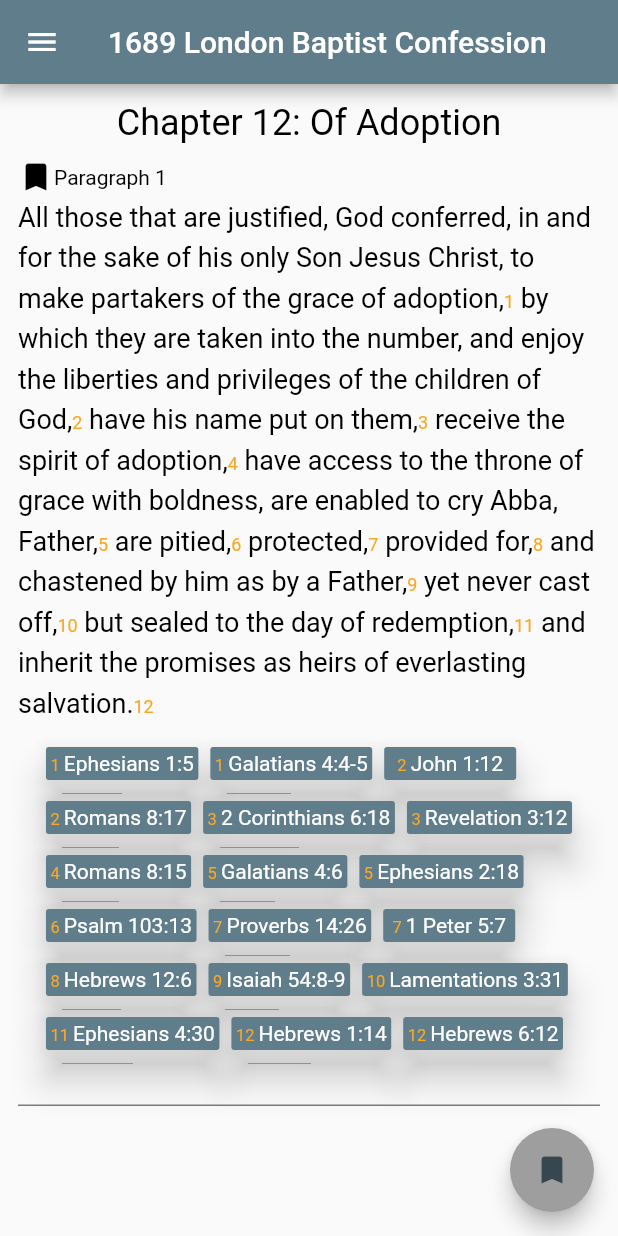
After one commit to benhcleve/1689ConfessionFlutter, a Flutter app: the Chapter12 screen opened directly, on a phone screen of 412 x 824 dp. The commit adds this screen. Run offline on Flutter 3.47's test engine with Material 2 defaults, Android fonts, the phone set to English and light mode, and no system bars; drawn by our look-alikes of flutter_speed_dial; network calls fail.

Commit message:
Chapter 13 complete

```diff
--- a/lib/Components/page_layout.dart
+++ b/lib/Components/page_layout.dart
@@ -1,6 +1,5 @@
 import 'package:confession_app/Data/settings.dart';
-import 'package:confession_app/Screens/chapter_10.dart';
-import 'package:confession_app/Screens/chapter_9.dart';
+import 'package:confession_app/Screens/chapter_13.dart';
 import 'package:confession_app/Screens/settings_screen.dart';
 import 'package:flutter/material.dart';
 import 'package:confession_app/Components/page_route.dart';
@@ -14,6 +13,10 @@ import 'package:confession_app/Screens/chapter_5.dart';
 import 'package:confession_app/Screens/chapter_6.dart';
 import 'package:confession_app/Screens/chapter_7.dart';
 import 'package:confession_app/Screens/chapter_8.dart';
+import 'package:confession_app/Screens/chapter_9.dart';
+import 'package:confession_app/Screens/chapter_10.dart';
+import 'package:confession_app/Screens/chapter_11.dart';
+import 'package:confession_app/Screens/chapter_12.dart';
 
 class Layout {
   static TextStyle chapterTitleStyle = new TextStyle(fontSize: 24);
@@ -123,6 +126,9 @@ class Layout {
           drawerButton(context, "Chapter 8", Chapter8()),
           drawerButton(context, "Chapter 9", Chapter9()),
           drawerButton(context, "Chapter 10", Chapter10()),
+          drawerButton(context, "Chapter 11", Chapter11()),
+          drawerButton(context, "Chapter 12", Chapter12()),
+          drawerButton(context, "Chapter 13", Chapter13()),
           drawerButton(context, "Settings", SettingsScreen()),
         ],
       ),
--- a/lib/Data/confession_data.dart
+++ b/lib/Data/confession_data.dart
@@ -324,3 +324,69 @@ class ChapterTenData {
   static var p4Sec14 =
       " much less can men that do not receive the Christian religion be saved; be they never so diligent to frame their lives according to the light of nature and the law of that religion they do profess.";
 }
+
+class ChapterElevenData {
+  //Paragraph 1
+  static var p1Sec1 = "Those whom God effectually calls, he also freely justifies,";
+  static var p1Sec2 = " not by infusing righteousness into them, but by pardoning their sins, and by accounting and accepting their persons as righteous;";
+  static var p1Sec3 = " not for anything wrought in them, or done by them, but for Christ's sake alone;";
+  static var p1Sec4 =
+      " not by imputing faith itself, the act of believing, or any other evangelical obedience to them, as their righteousness; but by imputing Christ's active obedience unto the whole law, and passive obedience in his death for their whole and sole righteousness by faith,";
+  static var p1Sec5 = " which faith they have not of themselves; it is the gift of God.";
+
+  //Paragraph 2
+  static var p2Sec6 = "Faith thus receiving and resting on Christ and his righteousness, is the alone instrument of justification;";
+  static var p2Sec7 = " yet is not alone in the person justified, but is ever accompanied with all other saving graces, and is no dead faith, but works by love.";
+
+  //Paragraph 3
+  static var p3Sec8 =
+      "Christ, by his obedience and death, did fully discharge the debt of all those who are justified; and did, by the sacrifice of himself in the blood of his cross, undergoing in their stead the penalty due to them, make a proper, real, and full satisfaction to God’s justice in their behalf;";
+  static var p3Sec9 = " yet, in as much as he was given by the Father for them, and his obedience and satisfaction accepted in their stead, and both freely, not for anything in them,";
+  static var p3Sec10 = " their justification is only of free grace, that both the exact justice and rich grace of God might be glorified in the justification of sinners.";
+
+  //Paragraph 4
+  static var p4Sec11 = "God did from all eternity decree to justify all the elect,";
+  static var p4Sec12 = " and Christ did in the fullness of time die for their sins, and rise again for their justification;";
+  static var p4Sec13 = " nevertheless, they are not justified personally, until the Holy Spirit in time does actually apply Christ to them.";
+
+  //Paragraph 5
+  static var p5Sec14 = "God continues to forgive the sins of those that are justified,";
+  static var p5Sec15 = " and although they can never fall from the state of justification,";
+  static var p5Sec16 = " yet they may, by their sins, fall under God’s fatherly displeasure;";
+  static var p5Sec17 = " and in that condition they usually do not have the light of his countenance restored to them, until they humble themselves, beg pardon, and renew their faith and repentance.";
+
+  //Paragraph 6
+  static var p6Sec18 = "The justification of believers under the Old Testament was, in all these respects, one and the same with the justification of believers under the New Testament.";
+}
+
+class ChapterTwelveData {
+  static var p1Sec1 = "All those that are justified, God conferred, in and for the sake of his only Son Jesus Christ, to make partakers of the grace of adoption,";
+  static var p1Sec2 = " by which they are taken into the number, and enjoy the liberties and privileges of the children of God,";
+  static var p1Sec3 = " have his name put on them,";
+  static var p1Sec4 = " receive the spirit of adoption,";
+  static var p1Sec5 = " have access to the throne of grace with boldness, are enabled to cry Abba, Father,";
+  static var p1Sec6 = " are pitied,";
+  static var p1Sec7 = " protected,";
+  static var p1Sec8 = " provided for,";
+  static var p1Sec9 = " and chastened by him as by a Father,";
+  static var p1Sec10 = " yet never cast off,";
+  static var p1Sec11 = " but sealed to the day of redemption,";
+  static var p1Sec12 = " and inherit the promises as heirs of everlasting salvation.";
+}
+
+class ChapterThirteenData {
+  static var p1Sec1 =
+      "They who are united to Christ, effectually called, and regenerated, having a new heart and a new spirit created in them through the virtue of Christ's death and resurrection, are also farther sanctified, really and personally,";
+  static var p1Sec2 = " through the same virtue, by his Word and Spirit dwelling in them;";
+  static var p1Sec3 = " the dominion of the whole body of sin is destroyed,";
+  static var p1Sec4 = " and the several lusts of it are more and more weakened and mortified,";
+  static var p1Sec5 = " and they more and more quickened and strengthened in all saving graces,";
+  static var p1Sec6 = " to the practice of all true holiness, without which no man shall see the Lord.";
+  static var p2Sec7 = "This sanctification is throughout the whole man,";
+  static var p2Sec8 = " yet imperfect in this life; there abides still some remnants of corruption in every part,";
+  static var p2Sec9 = " wherefrom arises a continual and irreconcilable war; the flesh lusting against the Spirit, and the Spirit against the flesh.";
+  static var p3Sec10 = "In which war, although the remaining corruption for a time may much prevail,";
+  static var p3Sec11 = " yet, through the continual supply of strength from the sanctifying Spirit of Christ, the regenerate part does overcome;";
+  static var p3Sec12 =
+      " and so the saints grow in grace, perfecting holiness in the fear of God, pressing after an heavenly life, in evangelical obedience to all the commands which Christ as Head and King, in his Word has prescribed to them.";
+}
--- /dev/null
+++ b/lib/Screens/chapter_11.dart
@@ -0,0 +1,119 @@
+import 'package:confession_app/Components/bible_verse_button.dart';
+import 'package:confession_app/Components/page_layout.dart';
+import 'package:confession_app/Data/confession_data.dart';
+import 'package:flutter/material.dart';
+
+class Chapter11 extends StatelessWidget {
+  @override
+  Widget build(BuildContext context) {
+    Key par1 = GlobalKey();
+    Key par2 = GlobalKey();
+    Key par3 = GlobalKey();
+    Key par4 = GlobalKey();
+    Key par5 = GlobalKey();
+    Key par6 = GlobalKey();
+
+    return Scaffold(
+      appBar: Layout.defaultAppBar(),
+      drawer: Layout.defaultDrawer(context),
+      floatingActionButton: Layout.paragraphButton([par1, par2, par3, par4, par5, par6]),
+      body: SingleChildScrollView(
+        child: Padding(
+          padding: const EdgeInsets.all(12.0),
+          child: SafeArea(
+            child: Column(
+              children: [
+                Layout.cTitle("Chapter 11: Of Justification"),
+
+                //PARAGRAPH 1
+                Layout.paragraph(Layout.pTitle(1, par1), [
+                  Layout.pSection(ChapterElevenData.p1Sec1, 1),
+                  Layout.pSection(ChapterElevenData.p1Sec2, 2),
+                  Layout.pSection(ChapterElevenData.p1Sec3, 3),
+                  Layout.pSection(ChapterElevenData.p1Sec4, 4),
+                  Layout.pSection(ChapterElevenData.p1Sec5, 5),
+                ], [
+                  BibleVerse.button(context, 1, "Romans 3:24"),
+                  BibleVerse.button(context, 1, "Romans 8:30"),
+                  BibleVerse.button(context, 2, "Romans 4:5-8"),
+                  BibleVerse.button(context, 2, "Ephesians 1:7"),
+                  BibleVerse.button(context, 3, "1 Corinthians 1:30-31"),
+                  BibleVerse.button(context, 3, "Romans 5:17-19"),
+                  BibleVerse.button(context, 4, "Philippians 3:8-9"),
+                  BibleVerse.button(context, 4, "Ephesians 2:8-10"),
+                  BibleVerse.button(context, 5, "John 1:12"),
+                  BibleVerse.button(context, 5, "Romans 5:17"),
+                ]),
+
+                //PARAGRAPH 2
+                Layout.paragraph(Layout.pTitle(2, par2), [
+                  Layout.pSection(ChapterElevenData.p2Sec6, 6),
+                  Layout.pSection(ChapterElevenData.p2Sec7, 7),
+                ], [
+                  BibleVerse.button(context, 6, "Romans 3:28"),
+                  BibleVerse.button(context, 7, "Galatians 5:6"),
+                  BibleVerse.button(context, 7, "James 2:17"),
+                  BibleVerse.button(context, 7, "James 2:22"),
+                  BibleVerse.button(context, 7, "James 2:26"),
+                ]),
+
+                //PARAGRAPH 3
+                Layout.paragraph(Layout.pTitle(3, par3), [
+                  Layout.pSection(ChapterElevenData.p3Sec8, 8),
+                  Layout.pSection(ChapterElevenData.p3Sec9, 9),
+                  Layout.pSection(ChapterElevenData.p3Sec10, 10),
+                ], [
+                  BibleVerse.button(context, 8, "Hebrews 10:14"),
+                  BibleVerse.button(context, 8, "1 Peter 1:18-19"),
+                  BibleVerse.button(context, 8, "Isaiah 53:5-6"),
+                  BibleVerse.button(context, 9, "Romans 8:32"),
+                  BibleVerse.button(context, 9, "2 Corinthians 5:21"),
+                  BibleVerse.button(context, 10, "Romans 8:32"),
+                  BibleVerse.button(context, 10, "Ephesians 1:6-7"),
+                  BibleVerse.button(context, 10, "Ephesians 2:7"),
+                ]),
+
+                //PARAGRAPH 4
+                Layout.paragraph(Layout.pTitle(4, par4), [
+                  Layout.pSection(ChapterElevenData.p4Sec11, 11),
+                  Layout.pSection(ChapterElevenData.p4Sec12, 12),
+                  Layout.pSection(ChapterElevenData.p4Sec13, 13),
+                ], [
+                  BibleVerse.button(context, 11, "Galatians 3:8"),
+                  BibleVerse.button(context, 11, "1 Peter 1:2"),
+                  BibleVerse.button(context, 11, "1 Timothy 2:6"),
+                  BibleVerse.button(context, 12, "Romans 4:25"),
+                  BibleVerse.button(context, 13, "Colossians 1:21-22"),
+                  BibleVerse.button(context, 13, "Titus 3:4-7"),
+                ]),
+                //PARAGRAPH 5
+                Layout.paragraph(Layout.pTitle(5, par5), [
+                  Layout.pSection(ChapterElevenData.p5Sec14, 14),
+                  Layout.pSection(ChapterElevenData.p5Sec15, 15),
+                  Layout.pSection(ChapterElevenData.p5Sec16, 16),
+                  Layout.pSection(ChapterElevenData.p5Sec17, 17),
+                ], [
+                  BibleVerse.button(context, 14, "Matthew 6:12"),
+                  BibleVerse.button(context, 14, "1 John 1:7"),
+                  BibleVerse.button(context, 14, "1 John 1:9"),
+                  BibleVerse.button(context, 15, "John 10:28"),
+                  BibleVerse.button(context, 16, "Psalm 89:31-33"),
+                  BibleVerse.button(context, 17, "Psalm 32:5"),
+                  BibleVerse.button(context, 17, "Psalm 51"),
+                  BibleVerse.button(context, 17, "Matthew 26:75"),
+                ]),
+                //PARAGRAPH 6
+                Layout.paragraph(Layout.pTitle(6, par6), [
+                  Layout.pSection(ChapterElevenData.p6Sec18, 18),
+                ], [
+                  BibleVerse.button(context, 18, "Galatians 3:9"),
+                  BibleVerse.button(context, 18, "Romans 4:22-24"),
+                ]),
+              ],
+            ),
+          ),
+        ),
+      ),
+    );
+  }
+}
--- /dev/null
+++ b/lib/Screens/chapter_12.dart
@@ -0,0 +1,64 @@
+import 'package:confession_app/Components/bible_verse_button.dart';
+import 'package:confession_app/Components/page_layout.dart';
+import 'package:confession_app/Data/confession_data.dart';
+import 'package:flutter/material.dart';
+
+class Chapter12 extends StatelessWidget {
+  @override
+  Widget build(BuildContext context) {
+    Key par1 = GlobalKey();
+
+    return Scaffold(
+      appBar: Layout.defaultAppBar(),
+      drawer: Layout.defaultDrawer(context),
+      floatingActionButton: Layout.paragraphButton([par1]),
+      body: SingleChildScrollView(
+        child: Padding(
+          padding: const EdgeInsets.all(12.0),
+          child: SafeArea(
+            child: Column(
+              children: [
+                Layout.cTitle("Chapter 12: Of Adoption"),
+
+                //PARAGRAPH 1
+                Layout.paragraph(Layout.pTitle(1, par1), [
+                  Layout.pSection(ChapterTwelveData.p1Sec1, 1),
+                  Layout.pSection(ChapterTwelveData.p1Sec2, 2),
+                  Layout.pSection(ChapterTwelveData.p1Sec3, 3),
+                  Layout.pSection(ChapterTwelveData.p1Sec4, 4),
+                  Layout.pSection(ChapterTwelveData.p1Sec5, 5),
+                  Layout.pSection(ChapterTwelveData.p1Sec6, 6),
+                  Layout.pSection(ChapterTwelveData.p1Sec7, 7),
+                  Layout.pSection(ChapterTwelveData.p1Sec8, 8),
+                  Layout.pSection(ChapterTwelveData.p1Sec9, 9),
+                  Layout.pSection(ChapterTwelveData.p1Sec10, 10),
+                  Layout.pSection(ChapterTwelveData.p1Sec11, 11),
+                  Layout.pSection(ChapterTwelveData.p1Sec12, 12),
+                ], [
+                  BibleVerse.button(context, 1, "Ephesians 1:5"),
+                  BibleVerse.button(context, 1, "Galatians 4:4-5"),
+                  BibleVerse.button(context, 2, "John 1:12"),
+                  BibleVerse.button(context, 2, "Romans 8:17"),
+                  BibleVerse.button(context, 3, "2 Corinthians 6:18"),
+                  BibleVerse.button(context, 3, "Revelation 3:12"),
+                  BibleVerse.button(context, 4, "Romans 8:15"),
+                  BibleVerse.button(context, 5, "Galatians 4:6"),
+                  BibleVerse.button(context, 5, "Ephesians 2:18"),
+                  BibleVerse.button(context, 6, "Psalm 103:13"),
+                  BibleVerse.button(context, 7, "Proverbs 14:26"),
+                  BibleVerse.button(context, 7, "1 Peter 5:7"),
+                  BibleVerse.button(context, 8, "Hebrews 12:6"),
+                  BibleVerse.button(context, 9, "Isaiah 54:8-9"),
+                  BibleVerse.button(context, 10, "Lamentations 3:31"),
+                  BibleVerse.button(context, 11, "Ephesians 4:30"),
+                  BibleVerse.button(context, 12, "Hebrews 1:14"),
+                  BibleVerse.button(context, 12, "Hebrews 6:12"),
+                ]),
+              ],
+            ),
+          ),
+        ),
+      ),
+    );
+  }
+}
--- /dev/null
+++ b/lib/Screens/chapter_13.dart
@@ -0,0 +1,78 @@
+import 'package:confession_app/Components/bible_verse_button.dart';
+import 'package:confession_app/Components/page_layout.dart';
+import 'package:confession_app/Data/confession_data.dart';
+import 'package:flutter/material.dart';
+
+class Chapter13 extends StatelessWidget {
+  @override
+  Widget build(BuildContext context) {
+    Key par1 = GlobalKey();
+    Key par2 = GlobalKey();
+    Key par3 = GlobalKey();
+
+    return Scaffold(
+      appBar: Layout.defaultAppBar(),
+      drawer: Layout.defaultDrawer(context),
+      floatingActionButton: Layout.paragraphButton([par1]),
+      body: SingleChildScrollView(
+        child: Padding(
+          padding: const EdgeInsets.all(12.0),
+          child: SafeArea(
+            child: Column(
+              children: [
+                Layout.cTitle("Chapter 13: Of Sanctification"),
+
+                //PARAGRAPH 1
+                Layout.paragraph(Layout.pTitle(1, par1), [
+                  Layout.pSection(ChapterThirteenData.p1Sec1, 1),
+                  Layout.pSection(ChapterThirteenData.p1Sec2, 2),
+                  Layout.pSection(ChapterThirteenData.p1Sec3, 3),
+                  Layout.pSection(ChapterThirteenData.p1Sec4, 4),
+                  Layout.pSection(ChapterThirteenData.p1Sec5, 5),
+                  Layout.pSection(ChapterThirteenData.p1Sec6, 6),
+                ], [
+                  BibleVerse.button(context, 1, "Acts 20:32"),
+                  BibleVerse.button(context, 1, "Romans 6:5-6"),
+                  BibleVerse.button(context, 2, "John 17:17"),
+                  BibleVerse.button(context, 2, "ephesians 3:16-19"),
+                  BibleVerse.button(context, 2, "1 Thessalonians 5:21-23"),
+                  BibleVerse.button(context, 3, "Romans 6:14"),
+                  BibleVerse.button(context, 4, "Galatians 5:24"),
+                  BibleVerse.button(context, 5, "Colossians 1:11"),
+                  BibleVerse.button(context, 6, "2 Corinthians 7:1"),
+                  BibleVerse.button(context, 6, "Hebrews 12:14"),
+                ]),
+
+                //PARAGRAPH 2
+                Layout.paragraph(Layout.pTitle(2, par2), [
+                  Layout.pSection(ChapterThirteenData.p2Sec7, 7),
+                  Layout.pSection(ChapterThirteenData.p2Sec8, 8),
+                  Layout.pSection(ChapterThirteenData.p2Sec9, 9),
+                ], [
+                  BibleVerse.button(context, 7, "1 Thessalonians 5:23"),
+                  BibleVerse.button(context, 8, "Romans 7:18"),
+                  BibleVerse.button(context, 8, "Romans 7:23"),
+                  BibleVerse.button(context, 9, "Galatians 5:17"),
+                  BibleVerse.button(context, 9, "1 Peter 2:11"),
+                ]),
+
+                //PARAGRAPH 3
+                Layout.paragraph(Layout.pTitle(3, par3), [
+                  Layout.pSection(ChapterThirteenData.p3Sec10, 10),
+                  Layout.pSection(ChapterThirteenData.p3Sec11, 11),
+                  Layout.pSection(ChapterThirteenData.p3Sec12, 12),
+                ], [
+                  BibleVerse.button(context, 10, "Romans 7:23"),
+                  BibleVerse.button(context, 11, "Romans 6:14"),
+                  BibleVerse.button(context, 12, "Ephesians 4:15-16"),
+                  BibleVerse.button(context, 12, "2 Corinthians 3:18"),
+                  BibleVerse.button(context, 12, "2 Corinthians 7:1"),
+                ]),
+              ],
+            ),
+          ),
+        ),
+      ),
+    );
+  }
+}
```
